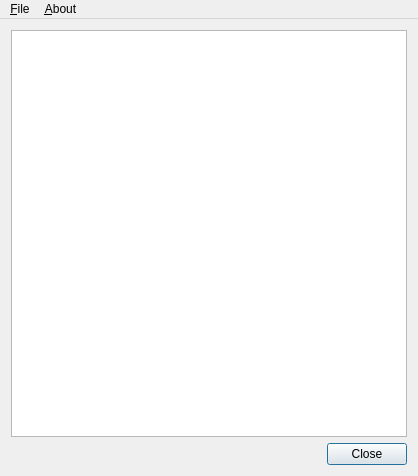
SmirnoffYM/AI-simulator, file mainwindow.ui: the form before one commit.
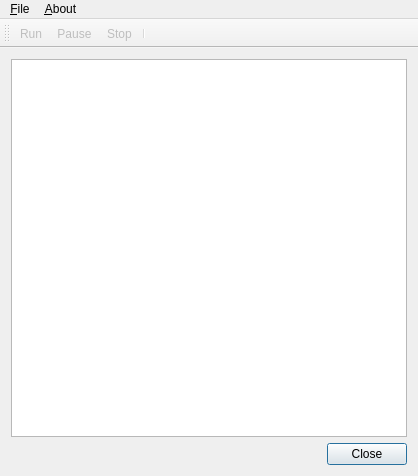
The form after the commit. Icons and pictures are not drawn.

Commit message: Toolbar with Run/Pause/Stop buttons added

Diff of the .ui file:
```diff
--- a/mainwindow.ui
+++ b/mainwindow.ui
@@ -76,6 +76,21 @@
    <addaction name="menu_File"/>
    <addaction name="menu_About"/>
   </widget>
+  <widget class="QToolBar" name="toolBar">
+   <property name="windowTitle">
+    <string>toolBar</string>
+   </property>
+   <attribute name="toolBarArea">
+    <enum>TopToolBarArea</enum>
+   </attribute>
+   <attribute name="toolBarBreak">
+    <bool>true</bool>
+   </attribute>
+   <addaction name="actionRun"/>
+   <addaction name="actionPause"/>
+   <addaction name="actionStop"/>
+   <addaction name="separator"/>
+  </widget>
   <action name="action_Open_map">
    <property name="text">
     <string>&amp;Open map</string>
@@ -88,7 +103,55 @@
   </action>
   <action name="actionAbout_Program">
    <property name="text">
-    <string>About &amp;Program</string>
+    <string>&amp;About Program</string>
+   </property>
+   <property name="shortcut">
+    <string>Ctrl+A</string>
+   </property>
+  </action>
+  <action name="actionRun">
+   <property name="enabled">
+    <bool>false</bool>
+   </property>
+   <property name="icon">
+    <iconset resource="resource.qrc">
+     <normaloff>:/icons/icons/run.svg</normaloff>:/icons/icons/run.svg</iconset>
+   </property>
+   <property name="text">
+    <string>Run</string>
+   </property>
+   <property name="toolTip">
+    <string>Run modelling</string>
+   </property>
+  </action>
+  <action name="actionPause">
+   <property name="enabled">
+    <bool>false</bool>
+   </property>
+   <property name="icon">
+    <iconset resource="resource.qrc">
+     <normaloff>:/icons/icons/pause.svg</normaloff>:/icons/icons/pause.svg</iconset>
+   </property>
+   <property name="text">
+    <string>Pause</string>
+   </property>
+   <property name="toolTip">
+    <string>Pause modelling</string>
+   </property>
+  </action>
+  <action name="actionStop">
+   <property name="enabled">
+    <bool>false</bool>
+   </property>
+   <property name="icon">
+    <iconset resource="resource.qrc">
+     <normaloff>:/icons/icons/stop.svg</normaloff>:/icons/icons/stop.svg</iconset>
+   </property>
+   <property name="text">
+    <string>Stop</string>
+   </property>
+   <property name="toolTip">
+    <string>Stop modelling</string>
    </property>
   </action>
  </widget>
```
Left out of the diff: 10 changed lines with no effect on the pictures. The commit also changes 8 other files.
